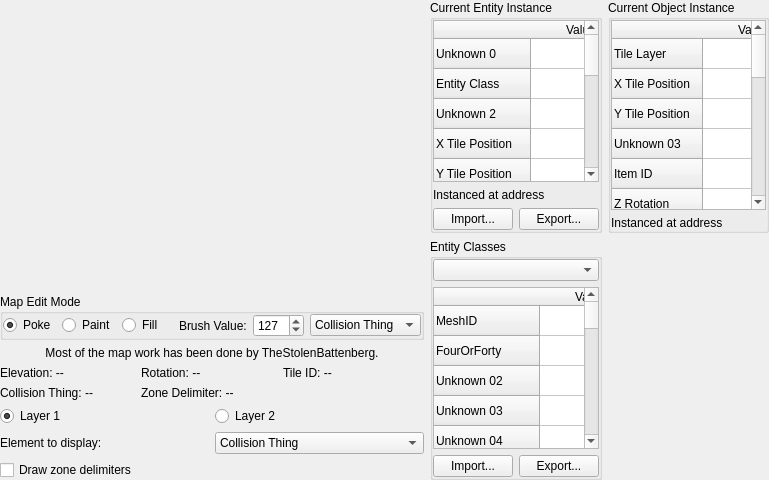
Qt form Tools/KFModTool/mapeditwidget.ui (IvanDSM/KingsFieldRE) before a commit.
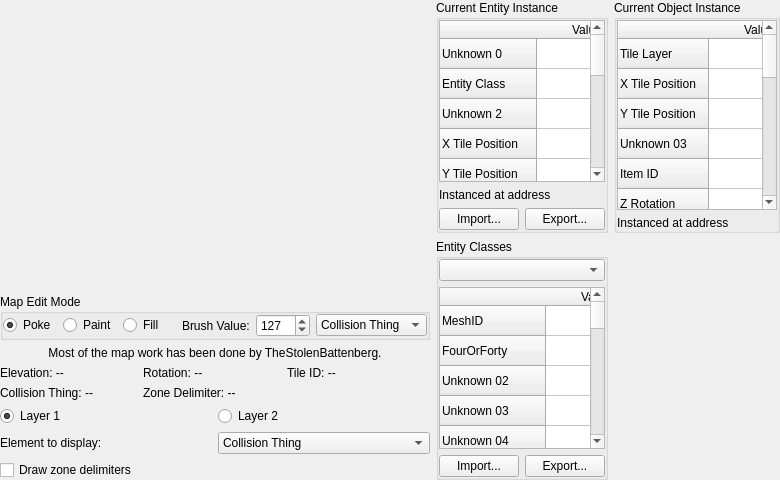
The same form after that commit. Icons and pictures are not drawn. Custom widgets are drawn as their Qt base class.

```diff
--- a/Tools/KFModTool/mapeditwidget.ui
+++ b/Tools/KFModTool/mapeditwidget.ui
@@ -6,7 +6,7 @@
    <rect>
     <x>0</x>
     <y>0</y>
-    <width>769</width>
+    <width>780</width>
     <height>480</height>
    </rect>
   </property>
```
